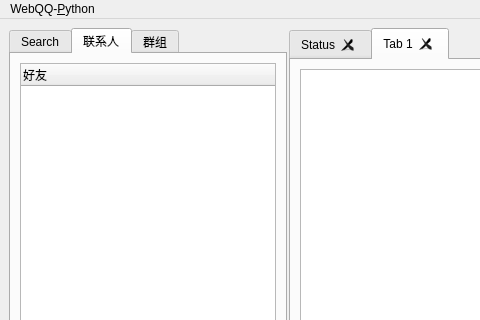
This is main.ui in xz-dev/cqchat as Qt 5 draws it before an edit; both pictures show x 0 to 480 and y 0 to 320 of the 1208 by 819 pixel window. The edited form follows.
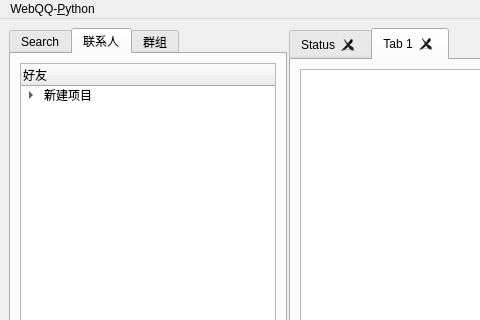
This is the edited form. Icons and pictures are not drawn.

Diff of the .ui file:
```diff
--- a/main.ui
+++ b/main.ui
@@ -123,6 +123,16 @@
               <string>好友</string>
              </property>
             </column>
+            <item>
+             <property name="text">
+              <string>新建项目</string>
+             </property>
+             <item>
+              <property name="text">
+               <string>新建子项目</string>
+              </property>
+             </item>
+            </item>
            </widget>
           </item>
          </layout>
```
Left out of the diff: 6 changed lines with no effect on the pictures.
